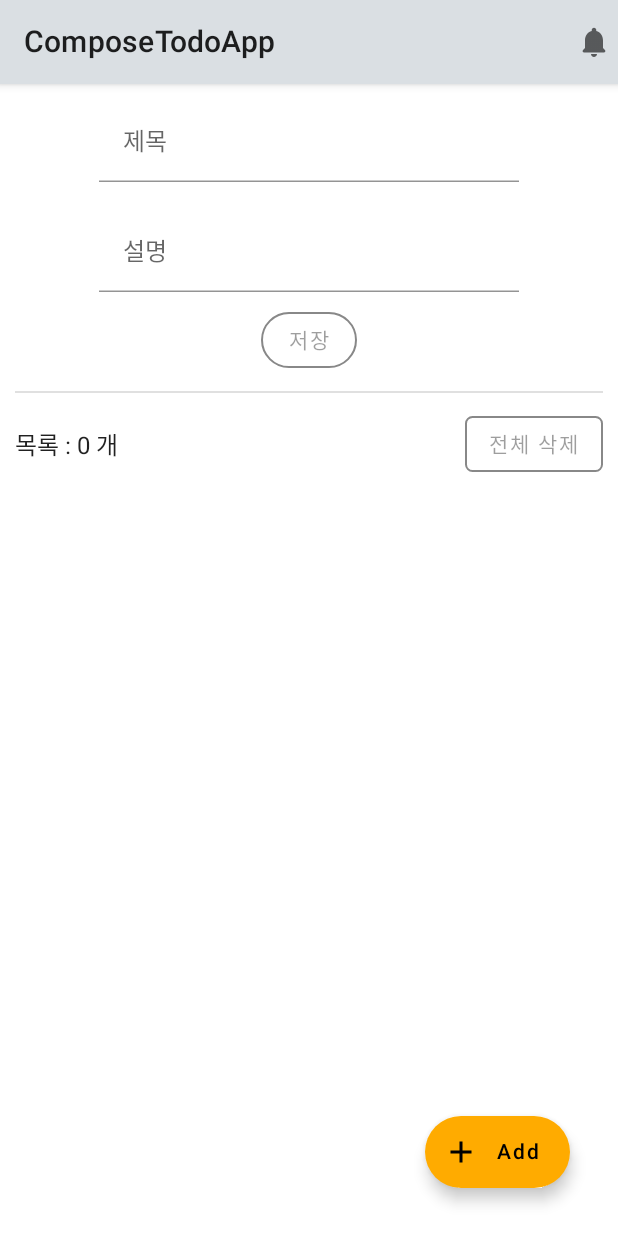
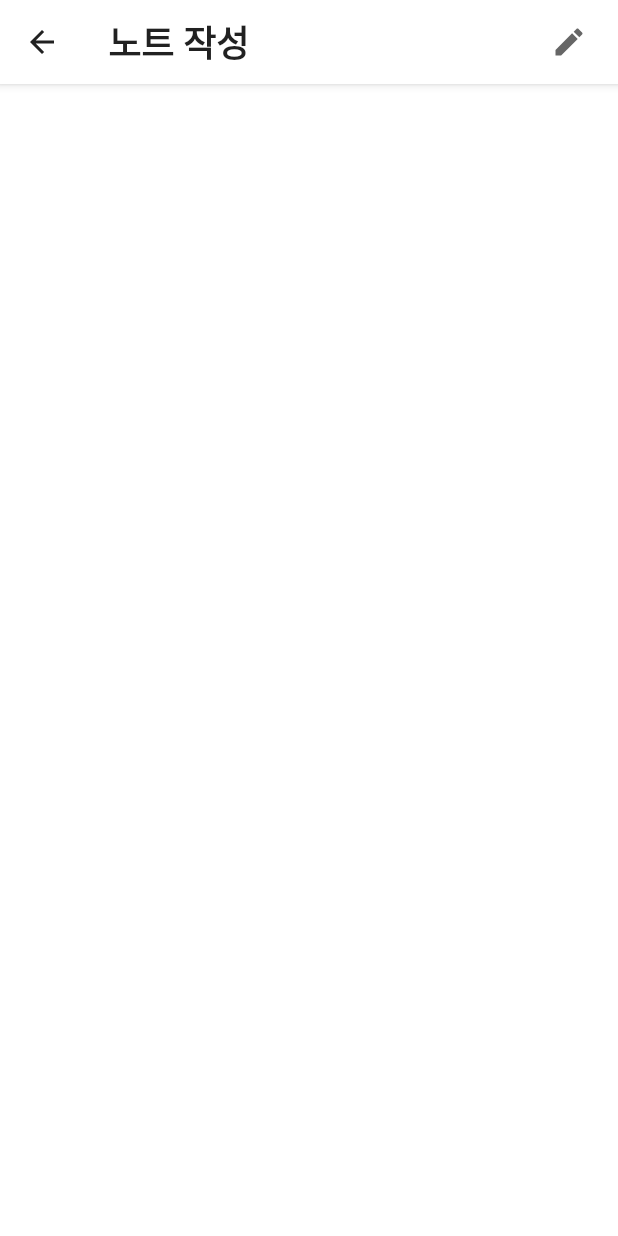
Before and after one commit to narvis2/ComposeTodoApp, an Android app built with Jetpack Compose: the screen it shows after launch (MainActivity), after a tap on "Add", on a phone screen of 412 x 824 dp. Run offline under Robolectric (Android 15) with nearby library versions, the phone set to English and light mode, and no system bars; our stand-ins replace Dagger/Hilt's generated code, Room's generated code, Timber.

Commit message:
노트 작성 화면 생성
## 🍎 노트 작성 화면 생성
### 🚩 NoteWriteScreen 생성
- navigation 등록
- TopBar 생성
  - 뒤로가기 버튼 생성 및 뒤로가기 기능 구현

```diff
--- a/app/src/main/java/com/example/composetodoapp/presentation/components/CustomDialog.kt
+++ b/app/src/main/java/com/example/composetodoapp/presentation/components/CustomDialog.kt
@@ -81,7 +81,7 @@ fun CustomDialog(
                              * navController.currentBackStackEntry?.destination?.route
                              * -> 현재 Navigation Route 이름 가져오기
                              */
-                            if (navController.currentBackStackEntry?.destination?.route == NavigationType.DETAILSCREEN.name) {
+                            if (navController.currentBackStackEntry?.destination?.route == NavigationType.DETAIL_SCREEN.name) {
                                 navController.popBackStack()
                             }
                             onConfirmClick()
--- a/app/src/main/java/com/example/composetodoapp/presentation/components/NoteComponents.kt
+++ b/app/src/main/java/com/example/composetodoapp/presentation/components/NoteComponents.kt
@@ -22,6 +22,7 @@ import androidx.compose.ui.unit.dp
 import androidx.navigation.NavController
 import com.example.composetodoapp.R
 import com.example.composetodoapp.domain.model.Note
+import com.example.composetodoapp.presentation.navigation.NavigationType
 import com.example.composetodoapp.presentation.utils.timeFormatter
 
 @ExperimentalComposeUiApi
@@ -147,7 +148,7 @@ fun NoteAddButton(navController: NavController) {
                 .align(alignment = Alignment.BottomEnd),
             backgroundColor = colorResource(id = R.color.orange),
             onClick = {
-
+                navController.navigate(route = NavigationType.WRITE_SCREEN.name)
             },
             text = { Text(text = "Add") },
             icon = { Icon(imageVector = Icons.Filled.Add, contentDescription = "Add") },
--- a/app/src/main/java/com/example/composetodoapp/presentation/navigation/NoteNavigation.kt
+++ b/app/src/main/java/com/example/composetodoapp/presentation/navigation/NoteNavigation.kt
@@ -13,6 +13,7 @@ import com.example.composetodoapp.R
 import com.example.composetodoapp.presentation.components.CustomDialog
 import com.example.composetodoapp.presentation.screen.NoteDetailScreen
 import com.example.composetodoapp.presentation.screen.NoteScreen
+import com.example.composetodoapp.presentation.screen.NoteWriteScreen
 import com.example.composetodoapp.presentation.ui.NoteViewModel
 import kotlinx.coroutines.CoroutineScope
 import kotlinx.coroutines.launch
@@ -37,8 +38,8 @@ fun NoteNavigation(viewModel: NoteViewModel, coroutineScope: CoroutineScope) {
     val isDescriptionError = viewModel.detailDescriptionError.collectAsState()
     val isTitleError = viewModel.detailTitleError.collectAsState()
 
-    return NavHost(navController = navController, startDestination = NavigationType.HOMESCREEN.name) {
-        composable(NavigationType.HOMESCREEN.name) {
+    return NavHost(navController = navController, startDestination = NavigationType.HOME_SCREEN.name) {
+        composable(NavigationType.HOME_SCREEN.name) {
             NoteScreen(
                 navController = navController,
                 notes = notes.value,
@@ -53,7 +54,7 @@ fun NoteNavigation(viewModel: NoteViewModel, coroutineScope: CoroutineScope) {
         }
 
         composable(
-            route = NavigationType.DETAILSCREEN.name,
+            route = NavigationType.DETAIL_SCREEN.name,
         ) {
             NoteDetailScreen(
                 navController = navController,
@@ -69,8 +70,14 @@ fun NoteNavigation(viewModel: NoteViewModel, coroutineScope: CoroutineScope) {
             )
         }
 
+        composable(
+            route = NavigationType.WRITE_SCREEN.name
+        ) {
+            NoteWriteScreen(navController = navController)
+        }
+
         dialog(
-            route = NavigationType.CUSTOMDIALOG.name,
+            route = NavigationType.CUSTOM_DIALOG.name,
             dialogProperties = DialogProperties(
                 dismissOnBackPress = true,
                 dismissOnClickOutside = true,
--- a/app/src/main/java/com/example/composetodoapp/presentation/screen/NoteDetailScreen.kt
+++ b/app/src/main/java/com/example/composetodoapp/presentation/screen/NoteDetailScreen.kt
@@ -100,7 +100,7 @@ fun NoteDetailScreen(
                             setCustomDialogTitle(data.title to R.string.dialog_modify_title)
                             setCustomDialogConfirmText(R.string.str_modify)
                             setCustomDialogCancelText(R.string.str_cancel)
-                            navController.navigate(route = NavigationType.CUSTOMDIALOG.name)
+                            navController.navigate(route = NavigationType.CUSTOM_DIALOG.name)
                         }, enabled = isSaveEnable
                     ) {
                         Icon(
@@ -116,7 +116,7 @@ fun NoteDetailScreen(
                         setCustomDialogTitle(data.title to R.string.dialog_title)
                         setCustomDialogConfirmText(R.string.str_delete)
                         setCustomDialogCancelText(R.string.str_cancel)
-                        navController.navigate(route = NavigationType.CUSTOMDIALOG.name)
+                        navController.navigate(route = NavigationType.CUSTOM_DIALOG.name)
                     }) {
                         Icon(
                             imageVector = Icons.Default.Delete,
--- a/app/src/main/java/com/example/composetodoapp/presentation/screen/NoteScreen.kt
+++ b/app/src/main/java/com/example/composetodoapp/presentation/screen/NoteScreen.kt
@@ -132,7 +132,7 @@ fun NoteScreen(
                     setCustomDialogTitle("" to R.string.dialog_all_remove_title)
                     setCustomDialogConfirmText(R.string.str_delete)
                     setCustomDialogCancelText(R.string.str_cancel)
-                    navController.navigate(route = NavigationType.CUSTOMDIALOG.name)
+                    navController.navigate(route = NavigationType.CUSTOM_DIALOG.name)
                 }
             }
 
@@ -142,14 +142,14 @@ fun NoteScreen(
                         note = note,
                         onNoteClicked = {
                             setCurrentNote(it)
-                            navController.navigate(route = NavigationType.DETAILSCREEN.name)
+                            navController.navigate(route = NavigationType.DETAIL_SCREEN.name)
                         },
                         onRemoveNoteClick = {
                             setCurrentNote(it)
                             setCustomDialogTitle(it.title to R.string.dialog_title)
                             setCustomDialogConfirmText(R.string.str_delete)
                             setCustomDialogCancelText(R.string.str_cancel)
-                            navController.navigate(route = NavigationType.CUSTOMDIALOG.name)
+                            navController.navigate(route = NavigationType.CUSTOM_DIALOG.name)
                         }
                     )
                 }
--- /dev/null
+++ b/app/src/main/java/com/example/composetodoapp/presentation/screen/NoteWriteScreen.kt
@@ -0,0 +1,48 @@
+package com.example.composetodoapp.presentation.screen
+
+import androidx.compose.foundation.layout.padding
+import androidx.compose.material.*
+import androidx.compose.material.icons.Icons
+import androidx.compose.material.icons.filled.ArrowBack
+import androidx.compose.material.icons.filled.Create
+import androidx.compose.runtime.Composable
+import androidx.compose.ui.Modifier
+import androidx.compose.ui.graphics.Color
+import androidx.compose.ui.res.stringResource
+import androidx.compose.ui.text.TextStyle
+import androidx.compose.ui.text.font.FontWeight
+import androidx.compose.ui.unit.dp
+import androidx.compose.ui.unit.sp
+import androidx.navigation.NavController
+import com.example.composetodoapp.R
+
+@Composable
+fun NoteWriteScreen(navController: NavController) {
+    Scaffold(topBar = {
+        TopAppBar(
+            backgroundColor = Color.White,
+            title = {
+                Text(
+                    text = stringResource(id = R.string.note_write),
+                    style = TextStyle(fontWeight = FontWeight.Bold, fontSize = 24.sp)
+                )
+            },
+            navigationIcon = {
+                IconButton(onClick = { navController.popBackStack() }) {
+                    Icon(imageVector = Icons.Default.ArrowBack, contentDescription = "Back")
+                }
+            },
+            actions = {
+                IconButton(onClick = { /*TODO*/ }) {
+                    Icon(
+                        imageVector = Icons.Default.Create,
+                        contentDescription = "생성",
+                        modifier = Modifier.padding(end = 10.dp)
+                    )
+                }
+            }
+        )
+    }) {
+
+    }
+}
--- a/app/src/main/res/values/strings.xml
+++ b/app/src/main/res/values/strings.xml
@@ -12,4 +12,5 @@
     <string name="str_save">저장</string>
     <string name="str_modify">수정</string>
     <string name="dialog_modify_title">%1$s를 \n 수정 하시겠습니까?</string>
+    <string name="note_write">노트 작성</string>
 </resources>
```
Also changed, not shown: app/src/main/java/com/example/composetodoapp/presentation/navigation/NavigationType.kt (+4 -3 lines).
